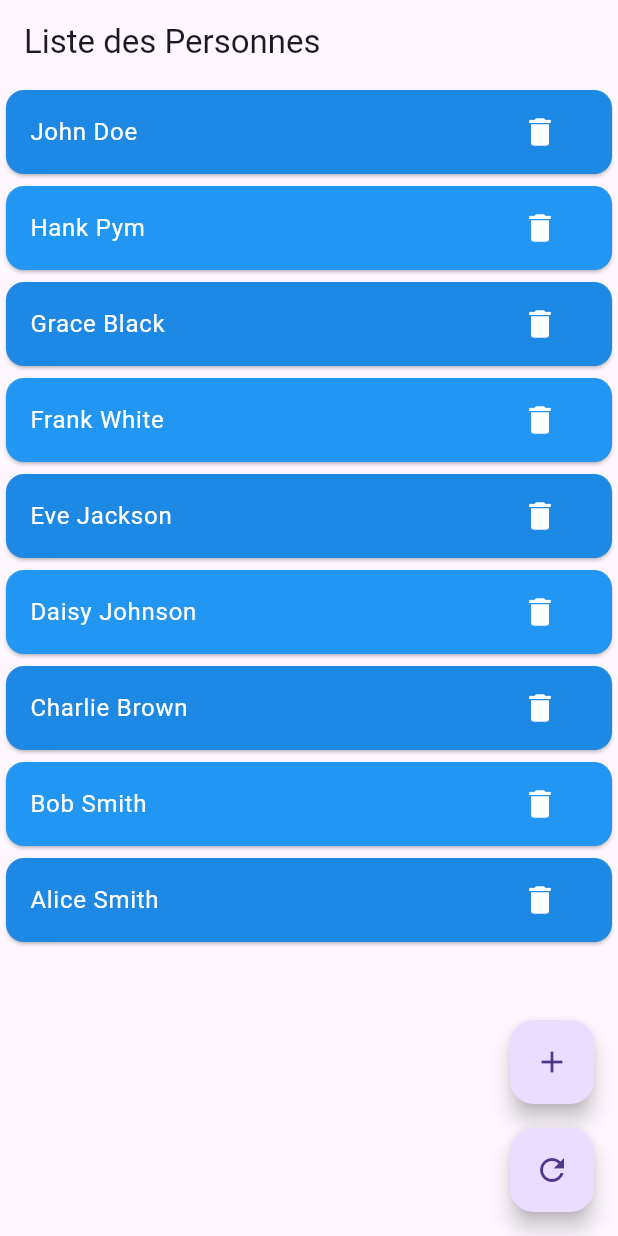
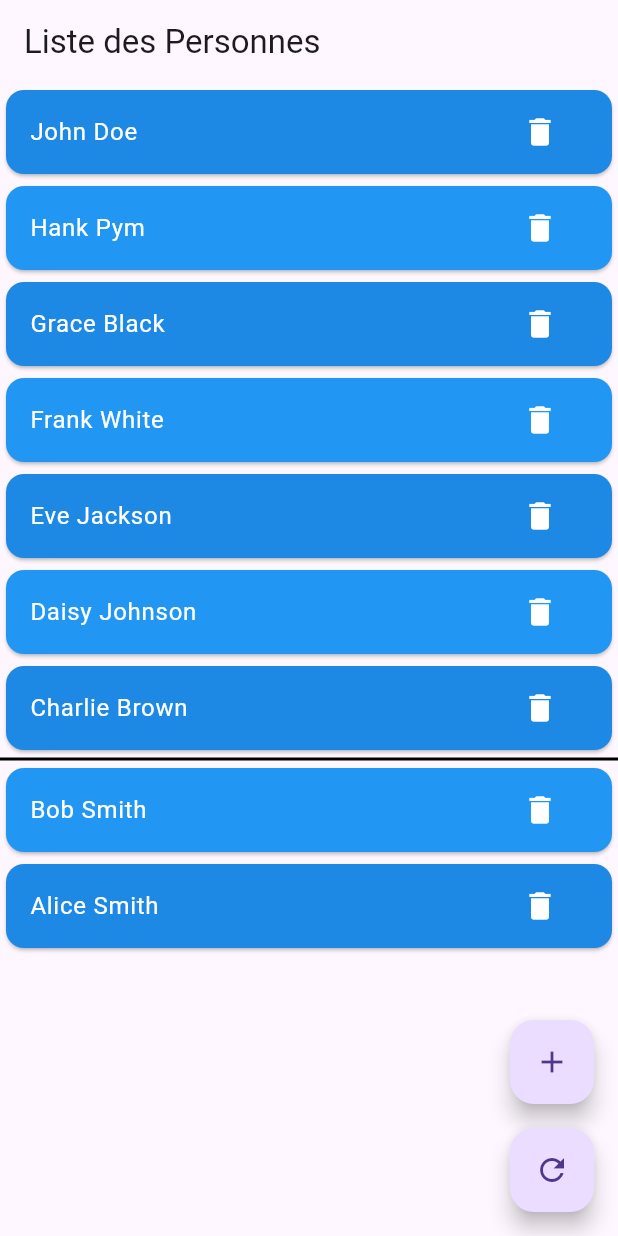
Before and after one commit to Toph92/pkg_widgets, a Flutter app: the screen it shows after launch, after a tap on the "refresh" icon, after a tap on the "delete" icon, on a phone screen of 412 x 824 dp. Run offline on Flutter 3.47's test engine with Material 3 defaults, Android fonts, the phone set to English and light mode, and no system bars; our stand-ins replace flutter_lorem.

Commit message:
ajout anim_list separator

```diff
--- a/examples/animated_list/lib/main.dart
+++ b/examples/animated_list/lib/main.dart
@@ -20,12 +20,12 @@ class MyApp extends StatelessWidget {
   }
 }
 
-class Person {
+class Person extends ListItem {
   final int id;
   final String firstName;
   final String lastName;
 
-  Person(this.id, this.firstName, this.lastName);
+  Person(this.id, this.firstName, this.lastName, {super.separator = false});
 
   @override
   String toString() => 'Person(id: $id, name: $firstName $lastName)';
@@ -42,7 +42,7 @@ class PersonListExample extends StatefulWidget {
 class PersonListExampleState extends State<PersonListExample> {
   PersonListExampleState() {
     _personController.itemBuilder =
-        (context, person, AnimationType animation, int index) {
+        (context, person, AnimationType animation, int index, bool separator) {
       return Card(
         color: animation == AnimationType.remove
             ? Colors.red
@@ -66,6 +66,7 @@ class PersonListExampleState extends State<PersonListExample> {
     //stringExtractor: (person) => person.id.toString(),
     sortBy: (a, b) => a.firstName.compareTo(b.firstName),
     reverseOrder: true,
+    separator: Divider(color: Colors.black, thickness: 2, height: 4),
   );
 
   Widget Function(BuildContext, Animation<double>, Person)? itemBuilder;
@@ -103,7 +104,7 @@ class PersonListExampleState extends State<PersonListExample> {
       Person(9, 'Grace', 'Black'),
       Person(2, 'Williams', 'Doe'),
       Person(3, 'Alice', 'Smith'),
-      Person(4, 'Bob', 'Smith'),
+      Person(4, 'Bob', 'Smith', separator: true),
       Person(6, 'Daisy', 'Johnson'),
       Person(7, 'Eve', 'Jackson'),
       Person(8, 'Frank', 'White'),
--- a/lib/anim_list.dart
+++ b/lib/anim_list.dart
@@ -1,21 +1,22 @@
 import 'package:flutter/material.dart';
 
 /// Contrôleur pour gérer une liste animée générique
-class GenericAnimatedListController<T> {
+class GenericAnimatedListController<T extends ListItem> {
   GenericAnimatedListController(
       {this.idExtractor,
       this.sortBy,
       this.duration = const Duration(milliseconds: 200),
-      this.reverseOrder = false})
+      this.reverseOrder = false,
+      this.separator})
       : assert(idExtractor != null);
 
   final GlobalKey<AnimatedListState> listKey = GlobalKey<AnimatedListState>();
   final List<T> items = [];
   dynamic Function(T)? idExtractor;
   int Function(T item1, T item2)? sortBy;
-  Widget Function(
-          BuildContext context, T item, AnimationType action, int index)?
-      itemBuilder;
+  Widget Function(BuildContext context, T item, AnimationType action, int index,
+      bool separator)? itemBuilder;
+  Widget? separator;
   final Duration duration;
   final bool reverseOrder;
 
@@ -52,8 +53,8 @@ class GenericAnimatedListController<T> {
       index,
       (context, animation) => SizeTransition(
           sizeFactor: animation,
-          child:
-              itemBuilder!(context, removedItem, AnimationType.remove, index)),
+          child: itemBuilder!(
+              context, removedItem, AnimationType.remove, index, false)),
       duration: duration,
     );
     items.removeAt(index);
@@ -86,7 +87,7 @@ class GenericAnimatedListController<T> {
 }
 
 /// Widget générique pour afficher une liste animée
-class GenericAnimatedList<T> extends StatelessWidget {
+class GenericAnimatedList<T extends ListItem> extends StatelessWidget {
   final GenericAnimatedListController<T> controller;
 
   const GenericAnimatedList({
@@ -107,7 +108,8 @@ class GenericAnimatedList<T> extends StatelessWidget {
   Widget build(BuildContext context) {
     assert(controller.itemBuilder != null);
 
-    controller.itemBuilder ??= (context, item, animationType, index) {
+    controller.itemBuilder ??=
+        (context, item, animationType, index, separator) {
       return Padding(
         padding: const EdgeInsets.all(8.0),
         child: Container(
@@ -128,8 +130,18 @@ class GenericAnimatedList<T> extends StatelessWidget {
         final T item = controller.items[index];
         return SizeTransition(
             sizeFactor: animation,
-            child: controller.itemBuilder!(
-                context, item, AnimationType.update, index));
+            child: item.separator == true && controller.separator != null
+                ? Column(
+                    children: [
+                      controller.separator!,
+                      controller.itemBuilder!(context, item,
+                          AnimationType.update, index, item.separator),
+                    ],
+                  )
+                : SizeTransition(
+                    sizeFactor: animation,
+                    child: controller.itemBuilder!(context, item,
+                        AnimationType.update, index, item.separator)));
       },
     );
   }
@@ -140,3 +152,13 @@ enum AnimationType {
   remove,
   update,
 }
+
+class ListItem<T> {
+  /* final T item;
+  final int index; */
+  //final AnimationType animationType;
+  final bool separator;
+
+  //ListItem({required this.item, required this.index, this.separator = false});
+  ListItem({this.separator = false});
+}
```
Also changed, not shown: examples/animated_list/pubspec.lock, examples/chips/pubspec.lock, examples/dialogs/pubspec.lock, examples/getsize/pubspec.lock, examples/panels/pubspec.lock (added), examples/text_completion/pubspec.lock.
